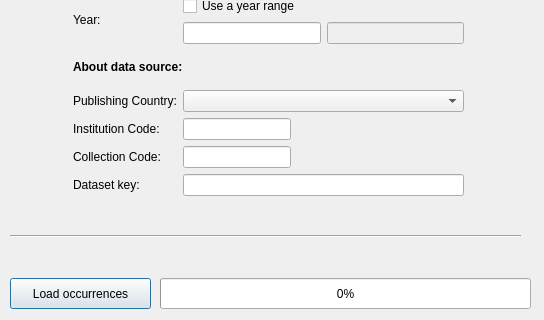
This is qgis_occurrences_dialog_base.ui in BelgianBiodiversityPlatform/qgis-gbif-api as Qt 5 draws it before an edit; both pictures show x 0 to 544 and y 342 to 662 of the 544 by 662 pixel window. The edited form follows.
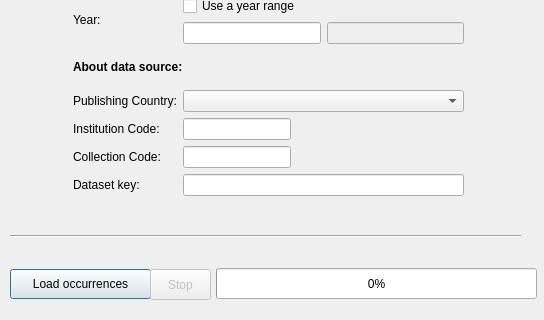
This is the edited form.

```diff
--- a/qgis_occurrences_dialog_base.ui
+++ b/qgis_occurrences_dialog_base.ui
@@ -16,9 +16,9 @@
   <widget class="QProgressBar" name="progressBar">
    <property name="geometry">
     <rect>
-     <x>160</x>
-     <y>620</y>
-     <width>371</width>
+     <x>216</x>
+     <y>610</y>
+     <width>321</width>
      <height>31</height>
     </rect>
    </property>
@@ -30,9 +30,9 @@
    <property name="geometry">
     <rect>
      <x>10</x>
-     <y>620</y>
+     <y>611</y>
      <width>141</width>
-     <height>31</height>
+     <height>30</height>
     </rect>
    </property>
    <property name="text">
@@ -277,13 +277,29 @@
     </item>
    </layout>
   </widget>
+  <widget class="QPushButton" name="stopButton">
+   <property name="enabled">
+    <bool>false</bool>
+   </property>
+   <property name="geometry">
+    <rect>
+     <x>150</x>
+     <y>611</y>
+     <width>61</width>
+     <height>31</height>
+    </rect>
+   </property>
+   <property name="text">
+    <string>Stop</string>
+   </property>
+  </widget>
   <zorder>layoutWidget</zorder>
   <zorder>progressBar</zorder>
   <zorder>loadButton</zorder>
   <zorder>loadingLabel</zorder>
   <zorder>line</zorder>
   <zorder>label_4</zorder>
-  <zorder>splitter</zorder>
+  <zorder>stopButton</zorder>
  </widget>
  <resources/>
  <connections/>
```
